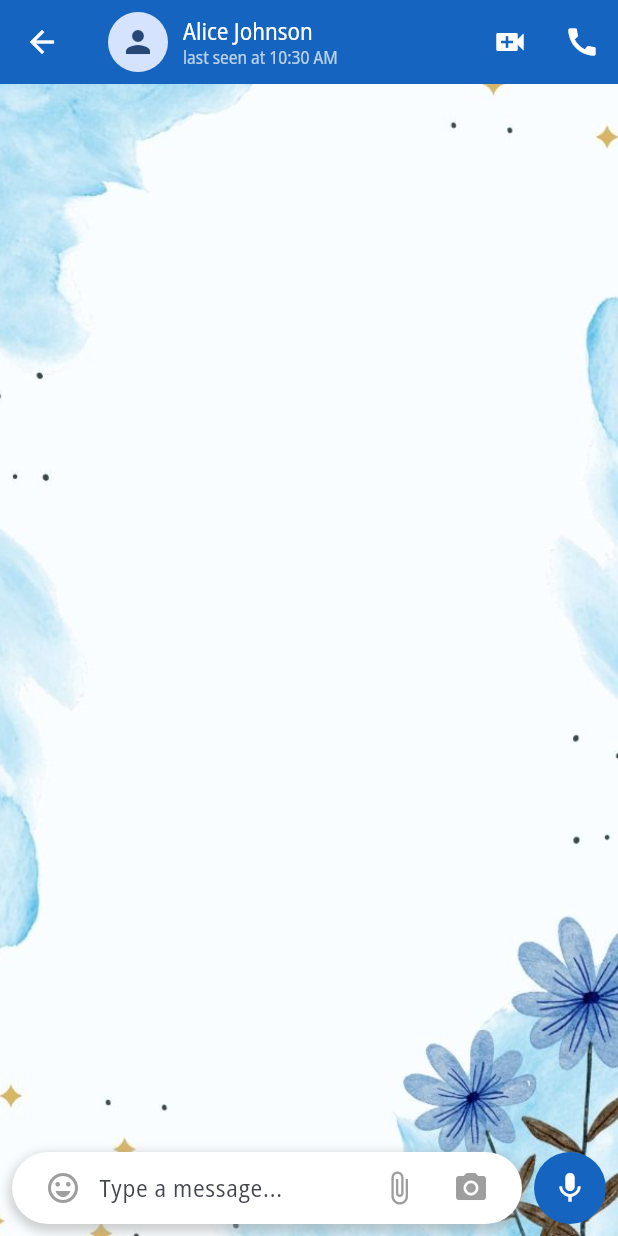
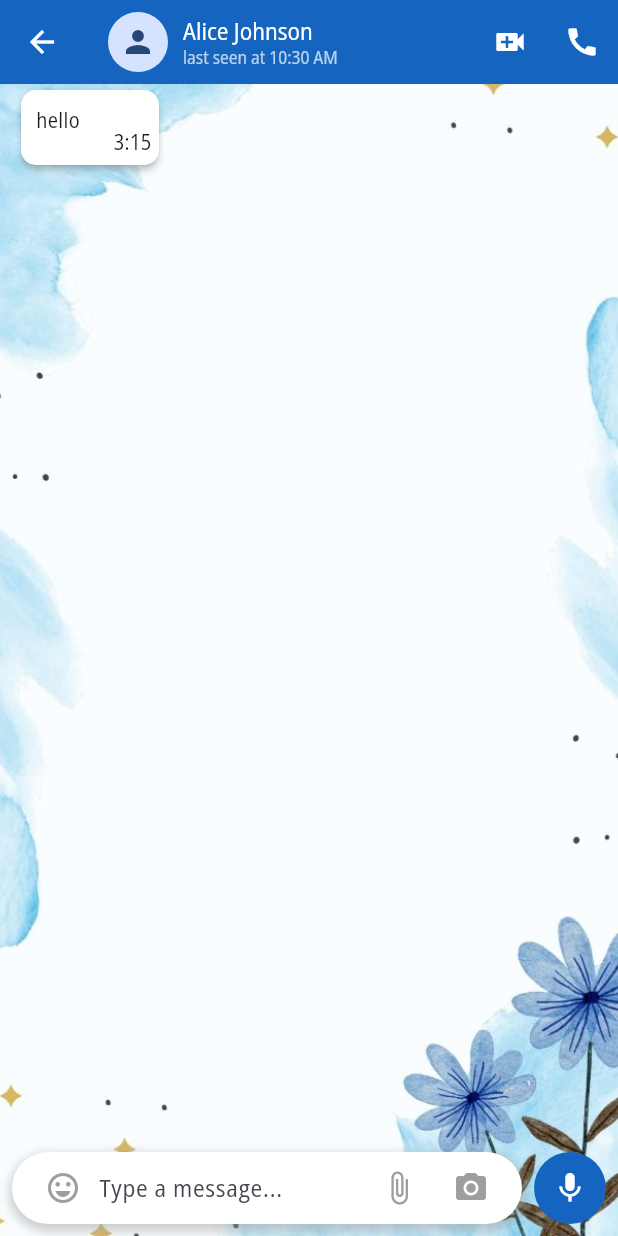
Before and after one commit to khush1yaaar/ChatApp, a Flutter app: the IndivisualChatScreen screen opened directly with sample values from the repository, on a phone screen of 412 x 824 dp. Run offline on Flutter 3.47's test engine with Material 3 defaults, Android fonts, the phone set to English and light mode, and no system bars; our stand-ins replace camera, emoji_picker_flutter, socket_io_client, video_player; network calls fail.

```diff
--- a/lib/models/message_model.dart
+++ b/lib/models/message_model.dart
@@ -1,5 +1,6 @@
 class MessageModel {
-  late String type;// S - sender, R - reciever
+  late String type; // S - sender, R - reciever
   late String message;
-  MessageModel({required this.type, required this.message});
+  late String time;
+  MessageModel({required this.type, required this.message, required this.time});
 }
--- a/lib/screens/all_chats_screen.dart
+++ b/lib/screens/all_chats_screen.dart
@@ -1,6 +1,6 @@
 import 'package:chatapp/models/chat_model.dart';
 import 'package:chatapp/screens/select_contact_screen.dart';
-import 'package:chatapp/widgets/chat_card.dart';
+import 'package:chatapp/widgets/chat_cards/chat_card.dart';
 import 'package:flutter/material.dart';
 
 // ignore: must_be_immutable
--- a/lib/screens/auth/login_screen.dart
+++ b/lib/screens/auth/login_screen.dart
@@ -1,6 +1,6 @@
 import 'package:chatapp/models/chat_model.dart';
 import 'package:chatapp/screens/home_screen.dart';
-import 'package:chatapp/widgets/contact_card.dart';
+import 'package:chatapp/widgets/chat_cards/contact_card.dart';
 import 'package:flutter/material.dart';
 
 class LoginScreen extends StatefulWidget {
--- a/lib/screens/indivisual_chat_screen.dart
+++ b/lib/screens/indivisual_chat_screen.dart
@@ -2,8 +2,8 @@ import 'package:chatapp/constants/constants.dart';
 import 'package:chatapp/models/chat_model.dart';
 import 'package:chatapp/models/message_model.dart';
 import 'package:chatapp/screens/camera/camera_screen.dart';
-import 'package:chatapp/widgets/own_message_card.dart';
-import 'package:chatapp/widgets/reply_message_card.dart';
+import 'package:chatapp/widgets/chat_cards/own_message_card.dart';
+import 'package:chatapp/widgets/chat_cards/reply_message_card.dart';
 import 'package:emoji_picker_flutter/emoji_picker_flutter.dart';
 import 'package:flutter/material.dart';
 import 'package:flutter/services.dart';
@@ -27,7 +27,10 @@ class _IndivisualChatScreenState extends State<IndivisualChatScreen> {
   final TextEditingController _controller = TextEditingController();
   late IO.Socket socket;
   bool sendButton = false;
-  List<MessageModel> messages = [];
+  List<MessageModel> messages = [
+    MessageModel(type: "R", message: "hello", time: "3:15")
+  ];
+  final ScrollController _scrollController = ScrollController();
   @override
   void initState() {
     super.initState();
@@ -51,6 +54,8 @@ class _IndivisualChatScreenState extends State<IndivisualChatScreen> {
       socket.on("message", (msg) {
         print(msg);
         setMessage("R", msg); // R - reviever
+        _scrollController.animateTo(_scrollController.position.maxScrollExtent,
+            duration: Durations.short1, curve: Curves.easeOut);
       });
     });
     socket.emit("signin", widget.sourcechat.id);
@@ -67,7 +72,10 @@ class _IndivisualChatScreenState extends State<IndivisualChatScreen> {
   }
 
   void setMessage(String type, String message) {
-    MessageModel messageModel = MessageModel(type: type, message: message);
+    MessageModel messageModel = MessageModel(
+        type: type,
+        message: message,
+        time: DateTime.now().toString().substring(10, 16));
     setState(() {
       messages.add(messageModel);
     });
@@ -142,17 +150,30 @@ class _IndivisualChatScreenState extends State<IndivisualChatScreen> {
                   onPressed: () {}),
             ],
           ),
-          body: Column(
+          body: Container(
+            height: MediaQuery.of(context).size.height,
+            width: MediaQuery.of(context).size.width,
+            child: Column(
               children: [
                 Expanded(
                   child: ListView.builder(
                     shrinkWrap: true,
-                  itemCount: messages.length,
+                    controller: _scrollController,
+                    itemCount: messages.length + 1,
                     itemBuilder: (context, index) {
+                      if (index == messages.length) {
+                        return Container(
+                          height: 60,
+                        );
+                      }
                       if (messages[index].type == 'R') {
-                      return ReplyMessageCard(msg: messages[index].message);
+                        return ReplyMessageCard(
+                            msg: messages[index].message,
+                            time: messages[index].time);
                       } else {
-                      return OwnMessageCard(msg: messages[index].message);
+                        return OwnMessageCard(
+                            msg: messages[index].message,
+                            time: messages[index].time);
                       }
                     },
                   ), // Placeholder for chat messages
@@ -160,6 +181,7 @@ class _IndivisualChatScreenState extends State<IndivisualChatScreen> {
                 _buildMessageInput(),
                 if (_showEmojiPicker) _buildEmojiPicker(),
               ],
+            ),
           ),
         ),
       ],
@@ -253,10 +275,17 @@ class _IndivisualChatScreenState extends State<IndivisualChatScreen> {
                 child: IconButton(
                     onPressed: () {
                       if (sendButton) {
+                        _scrollController.animateTo(
+                            _scrollController.position.maxScrollExtent,
+                            duration: Durations.short1,
+                            curve: Curves.easeOut);
                         sendMessage(_controller.text, widget.sourcechat.id,
                             widget.chatmodel.id);
                       }
                       _controller.clear();
+                      setState(() {
+                        sendButton = false;
+                      });
                     },
                     icon: Icon(sendButton ? Icons.send : Icons.mic),
                     color: Colors.white),
--- a/lib/screens/new_group_screen.dart
+++ b/lib/screens/new_group_screen.dart
@@ -1,7 +1,7 @@
 import 'package:chatapp/database/contacts.dart';
 import 'package:flutter/material.dart';
 import 'package:chatapp/models/chat_model.dart';
-import 'package:chatapp/widgets/contact_card.dart'; // Import your ContactCard widget
+import 'package:chatapp/widgets/chat_cards/contact_card.dart'; // Import your ContactCard widget
 
 class NewGroupScreen extends StatefulWidget {
   const NewGroupScreen({super.key});
--- a/lib/screens/select_contact_screen.dart
+++ b/lib/screens/select_contact_screen.dart
@@ -1,5 +1,5 @@
 import 'package:chatapp/screens/new_group_screen.dart';
-import 'package:chatapp/widgets/contact_card.dart';
+import 'package:chatapp/widgets/chat_cards/contact_card.dart';
 import 'package:flutter/material.dart';
 
 class SelectContactScreen extends StatefulWidget {
--- a/lib/widgets/chat_card.dart
+++ b/lib/widgets/chat_cards/chat_card.dart
@@ -20,6 +20,7 @@ class ChatCard extends StatelessWidget {
       child: Padding(
         padding: const EdgeInsets.symmetric(vertical: 8.0, horizontal: 16.0),
         child: Card(
+          color: Colors.white,
           shape: RoundedRectangleBorder(
             borderRadius: BorderRadius.circular(10.0),
           ),
--- a/lib/widgets/reply_message_card.dart
+++ b/lib/widgets/chat_cards/reply_message_card.dart
@@ -3,7 +3,8 @@ import 'package:flutter/material.dart';
 // ignore: must_be_immutable
 class ReplyMessageCard extends StatelessWidget {
   String msg;
-  ReplyMessageCard({super.key,required this.msg});
+  String time;
+  ReplyMessageCard({super.key, required this.msg, required this.time});
 
   @override
   Widget build(BuildContext context) {
@@ -33,12 +34,12 @@ class ReplyMessageCard extends StatelessWidget {
                   ),
                   child: Text(msg),
                 ),
-                const Positioned(
+                Positioned(
                   bottom: 0.0,
                   right: 0.0,
                   child: Padding(
-                      padding: EdgeInsets.only(bottom: 5, right: 5),
-                      child: Text("12:58")),
+                      padding: const EdgeInsets.only(bottom: 5, right: 5),
+                      child: Text(time)),
                 )
               ],
             ),
```
Also changed, not shown: lib/database/status.dart (added, +22 -0 lines), lib/screens/status_screen.dart (+76 -3 lines), lib/widgets/chat_cards/own_message_card.dart (renamed from lib/widgets/own_message_card.dart, +5 -4 lines), lib/widgets/chat_cards/contact_card.dart (renamed from lib/widgets/contact_card.dart). Lines whose indentation alone changed are shown as unchanged.
